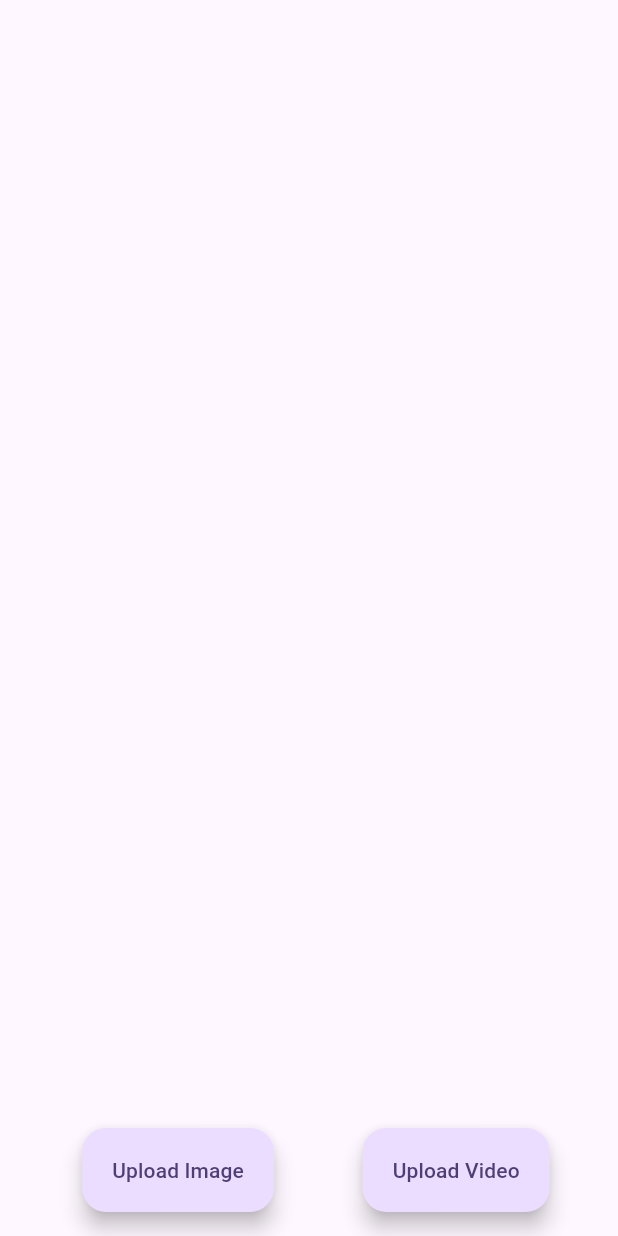
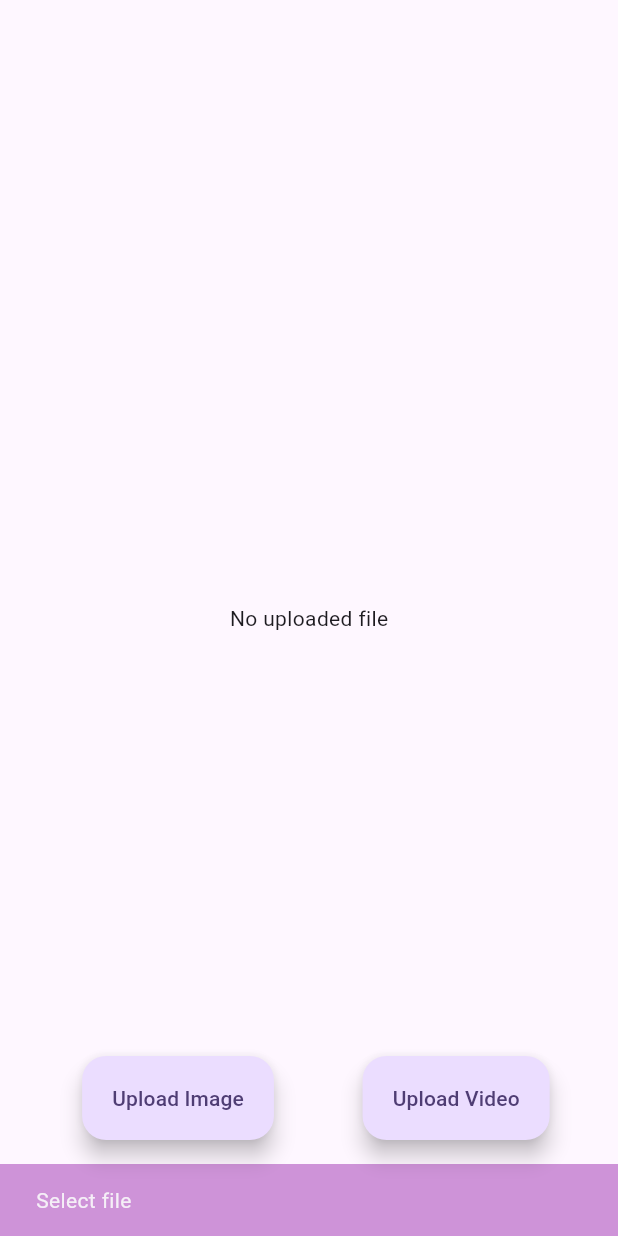
Before and after one commit to Harikrishna-Manoj/file_uploader_app, a Flutter app: the screen it shows after launch, after a tap on "Upload Video", on a phone screen of 412 x 824 dp. Run offline on Flutter 3.47's test engine with Material 3 defaults, Android fonts, the phone set to English and light mode, and no system bars; our stand-ins replace cloud_firestore, firebase_core, firebase_storage, image_picker, permission_handler; missing offline and left inert: video_thumbnail; accounts and stored records are empty; network calls fail.

Commit message:
video and photo fetched

```diff
--- a/lib/presentation/screen_upload.dart
+++ b/lib/presentation/screen_upload.dart
@@ -1,6 +1,8 @@
 import 'dart:io';
 
+import 'package:cloud_firestore/cloud_firestore.dart';
 import 'package:flutter/material.dart';
+import 'package:flutter/widgets.dart';
 import 'package:tem_file_uploader/core/constant.dart';
 import 'package:tem_file_uploader/domain/service.dart';
 import 'package:tem_file_uploader/presentation/widgets.dart';
@@ -8,6 +10,8 @@ import 'package:video_thumbnail/video_thumbnail.dart';
 
 class ScreenUploadFile extends StatelessWidget {
   const ScreenUploadFile({super.key});
+
+  @override
   @override
   Widget build(BuildContext context) {
     File? media;
@@ -16,7 +20,8 @@ class ScreenUploadFile extends StatelessWidget {
     return Scaffold(
       body: SafeArea(
         child: StreamBuilder(
-            stream: MediaUploadService.getData(),
+            stream:
+                FirebaseFirestore.instance.collection('mediaurl').snapshots(),
             builder: (context, snapshot) {
               if (snapshot.connectionState == ConnectionState.waiting) {
                 return const Center(
@@ -29,21 +34,41 @@ class ScreenUploadFile extends StatelessWidget {
                   child: Text("Something went wrong"),
                 );
               } else {
-                return GridView.builder(
-                  itemCount: 2,
-                  gridDelegate: const SliverGridDelegateWithFixedCrossAxisCount(
+                return snapshot.data!.docs.isNotEmpty
+                    ? GridView.builder(
+                        itemCount: snapshot.data?.docs.length,
+                        gridDelegate:
+                            const SliverGridDelegateWithFixedCrossAxisCount(
                           crossAxisCount: 3, // number of items in each row
                           mainAxisSpacing: 8.0, // spacing between rows
                           crossAxisSpacing: 8.0, // spacing between columns
                         ),
                         padding: const EdgeInsets.all(8),
                         itemBuilder: (context, index) {
-                    return SizedBox(
+                          var mediaData = snapshot.data?.docs[index];
+                          return mediaData?["videoUrl"] == ""
+                              ? SizedBox(
                                   height: 50,
                                   width: 50,
-                      // child: image(snapshot.data[index]["mediaUrl"]),
-                    );
+                                  child: Image.network(
+                                      "${mediaData?["imageUrl"]}"))
+                              : SizedBox(
+                                  height: 50,
+                                  width: 50,
+                                  child: Stack(
+                                    children: [
+                                      Image.network(
+                                          "${mediaData?["thambNail"]}"),
+                                      const Icon(
+                                        Icons.video_camera_back_rounded,
+                                        color: Colors.grey,
+                                      )
+                                    ],
+                                  ));
                         },
+                      )
+                    : const Center(
+                        child: Text("No uploaded file"),
                       );
               }
             }),
@@ -81,6 +106,7 @@ class ScreenUploadFile extends StatelessWidget {
               onPressed: () async {
                 media = await MediaUploadService.mediaPicker(
                     context, MediaType.video);
+                if (media != null) {
                   var uint8list = await VideoThumbnail.thumbnailData(
                     video: media!.path,
                     imageFormat: ImageFormat.JPEG,
@@ -103,6 +129,10 @@ class ScreenUploadFile extends StatelessWidget {
                         : ScaffoldMessenger.of(context).showSnackBar(
                             const SnackBar(content: Text("Select file")));
                   }
+                } else {
+                  ScaffoldMessenger.of(context).showSnackBar(
+                      const SnackBar(content: Text("Select file")));
+                }
               },
             )
           ],
--- a/lib/presentation/widgets.dart
+++ b/lib/presentation/widgets.dart
@@ -97,7 +97,11 @@ class PreviewWidget extends StatelessWidget {
               TextButton(
                   onPressed: () async {
                     if (media != null) {
-                      MediaUploadService.uploadImage(media!);
+                      mediaType == MediaType.image
+                          ? MediaUploadService.uploadMedia(
+                              media!, MediaType.image)
+                          : MediaUploadService.uploadMedia(
+                              media!, MediaType.video, thumbnNail);
                     }
                     navigatorKey.currentState?.pop();
                   },
--- a/pubspec.yaml
+++ b/pubspec.yaml
@@ -35,7 +35,7 @@ dependencies:
   flutter:
     sdk: flutter
   image_picker: ^1.0.7
-  path: ^1.9.0
+  path_provider: ^2.1.2
   percent_indicator: ^4.2.3
   permission_handler: ^11.3.0
   video_thumbnail: ^0.5.3
```
Also changed, not shown: lib/domain/service.dart (+42 -23 lines), pubspec.lock, 1 other file. Lines whose indentation alone changed are shown as unchanged.
